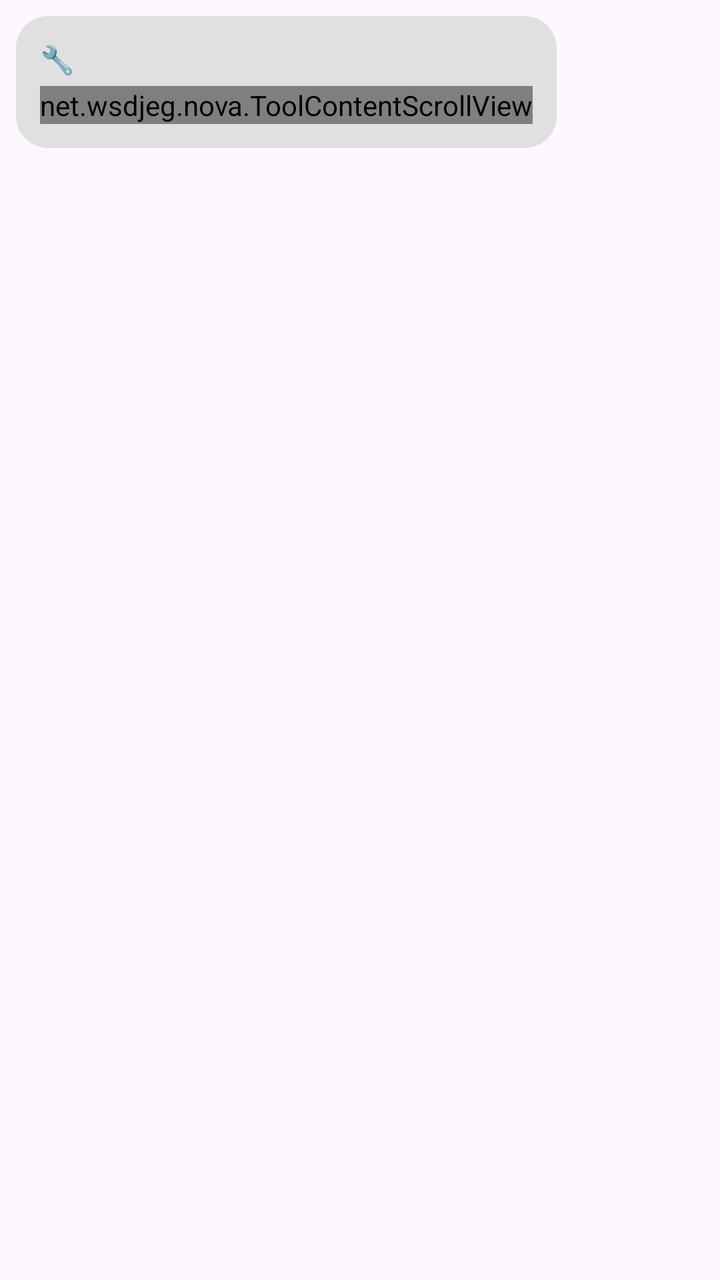
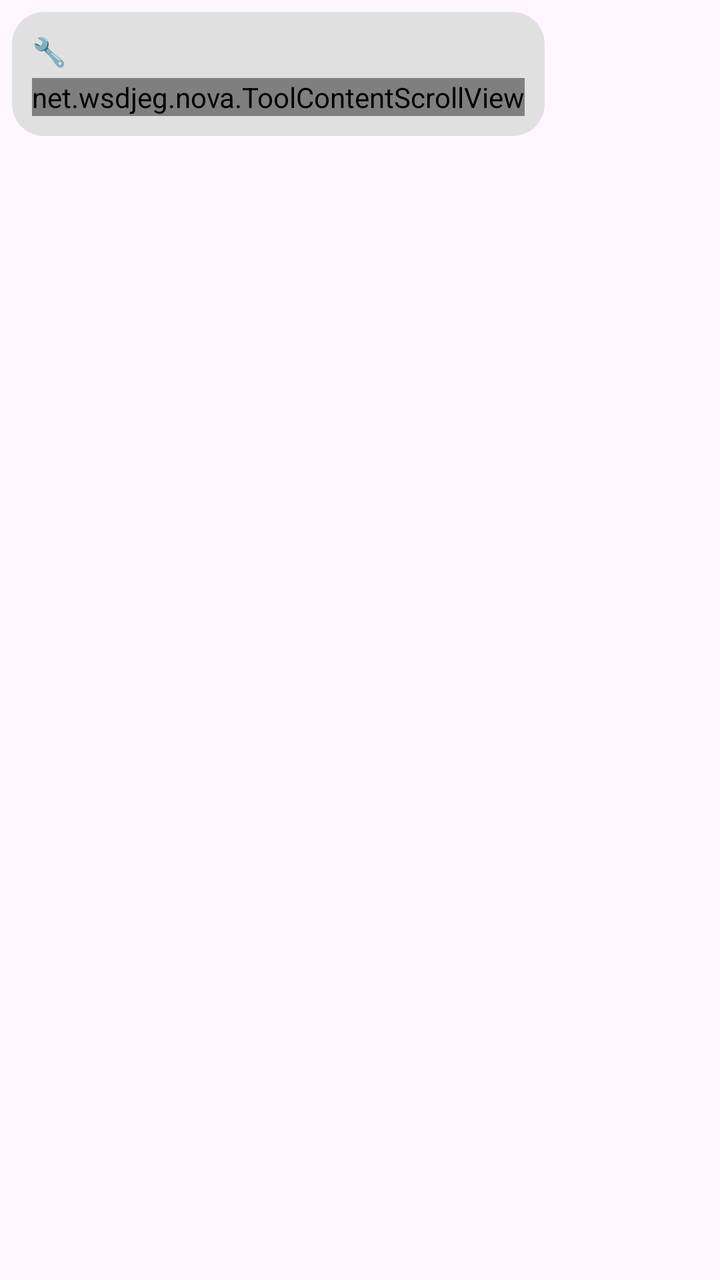

Compare the two renders of this Android layout. The source of the first and the diff that turns it into the second are given below.
<!-- AndroidManifest.xml: application theme Theme.MyAndroidApp -->
<!-- res/layout/item_tool_call.xml -->
<?xml version="1.0" encoding="utf-8"?>
<LinearLayout xmlns:android="http://schemas.android.com/apk/res/android"
    android:layout_width="match_parent"
    android:layout_height="wrap_content"
    android:orientation="vertical"
    android:padding="8dp"
    android:gravity="start">

    
    <LinearLayout
        android:layout_width="wrap_content"
        android:layout_height="wrap_content"
        android:orientation="vertical"
        android:background="@drawable/tool_call_bg"
        android:padding="12dp">

        
        <LinearLayout
            android:layout_width="wrap_content"
            android:layout_height="wrap_content"
            android:orientation="horizontal"
            android:gravity="center_vertical">

            <TextView
                android:id="@+id/statusIcon"
                android:layout_width="wrap_content"
                android:layout_height="wrap_content"
                android:text="🔧"
                android:textSize="14sp"
                android:paddingEnd="4dp" />

            <TextView
                android:id="@+id/toolNameText"
                android:layout_width="wrap_content"
                android:layout_height="wrap_content"
                android:maxWidth="220dp"
                android:ellipsize="end"
                android:maxLines="1"
                android:textColor="@color/tool_name_color"
                android:textSize="13sp"
                android:fontFamily="monospace"
                android:textStyle="bold" />

            <TextView
                android:id="@+id/expandHint"
                android:layout_width="wrap_content"
                android:layout_height="wrap_content"
                android:layout_marginStart="8dp"
                android:text="@string/expand"
                android:textSize="11sp"
                android:textColor="@color/tool_name_color"
                android:padding="4dp"
                android:visibility="gone" />

        </LinearLayout>

        
        <HorizontalScrollView
            android:id="@+id/contentScrollH"
            android:layout_width="wrap_content"
            android:layout_height="wrap_content"
            android:layout_marginTop="4dp"
            android:scrollbars="horizontal"
            android:fillViewport="false">

            <net.wsdjeg.nova.ToolContentScrollView
                android:id="@+id/contentScrollV"
                android:layout_width="wrap_content"
                android:layout_height="wrap_content"
                android:scrollbars="vertical"
                android:fillViewport="false">

                <TextView
                    android:id="@+id/argsText"
                    android:layout_width="wrap_content"
                    android:layout_height="wrap_content"
                    android:maxWidth="296dp"
                    android:padding="8dp"
                    android:background="@color/code_block_bg"
                    android:textColor="@color/text_secondary"
                    android:textSize="11sp"
                    android:fontFamily="monospace"
                    android:visibility="gone" />

            </net.wsdjeg.nova.ToolContentScrollView>

        </HorizontalScrollView>

    </LinearLayout>

    
    <TextView
        android:id="@+id/timeText"
        android:layout_width="wrap_content"
        android:layout_height="wrap_content"
        android:layout_marginTop="4dp"
        android:layout_marginStart="8dp"
        android:textSize="12sp"
        android:textColor="@color/time_text" />

</LinearLayout>
<!-- resources referenced by this layout -->
<resources>
  <color name="code_block_bg">#CCCCCC</color>
  <color name="text_secondary">#757575</color>
  <color name="time_text">#999999</color>
  <color name="tool_name_color">#2196F3</color>
  <!-- drawable tool_call_bg (drawable) -->
  <?xml version="1.0" encoding="utf-8"?>
  <shape xmlns:android="http://schemas.android.com/apk/res/android"
      android:shape="rectangle">
      <solid android:color="@color/ai_message_bg" />
      <corners android:radius="16dp" />
  </shape>
  <string name="expand">展开 ▼</string>
  <style name="Theme.MyAndroidApp" parent="Base.Theme.MyAndroidApp" />
  <color name="ai_message_bg">#E0E0E0</color>
  <style name="Base.Theme.MyAndroidApp" parent="Theme.Material3.DayNight.NoActionBar">
          
          <item name="colorPrimary">@color/primary_color</item>
          <item name="colorPrimaryVariant">@color/primary_dark</item>
          <item name="colorOnPrimary">@color/white</item>
          <item name="android:statusBarColor">@color/primary_dark</item>
      </style>
  <color name="primary_color">#2196F3</color>
  <color name="primary_dark">#1976D2</color>
  <color name="white">#FFFFFFFF</color>
</resources>

<!-- the commit's change to res/layout/item_tool_call.xml (unified diff, before → after) -->
@@ -3,7 +3,7 @@
     android:layout_width="match_parent"
     android:layout_height="wrap_content"
     android:orientation="vertical"
-    android:padding="8dp"
+    android:padding="6dp"
     android:gravity="start">
 
     
@@ -12,7 +12,7 @@
         android:layout_height="wrap_content"
         android:orientation="vertical"
         android:background="@drawable/tool_call_bg"
-        android:padding="12dp">
+        android:padding="10dp">
 
         
         <LinearLayout
@@ -75,7 +75,7 @@
                     android:layout_width="wrap_content"
                     android:layout_height="wrap_content"
                     android:maxWidth="296dp"
-                    android:padding="8dp"
+                    android:padding="6dp"
                     android:background="@color/code_block_bg"
                     android:textColor="@color/text_secondary"
                     android:textSize="11sp"
@@ -93,8 +93,8 @@
         android:id="@+id/timeText"
         android:layout_width="wrap_content"
         android:layout_height="wrap_content"
-        android:layout_marginTop="4dp"
-        android:layout_marginStart="8dp"
+        android:layout_marginTop="3dp"
+        android:layout_marginStart="6dp"
         android:textSize="12sp"
         android:textColor="@color/time_text" />
 
